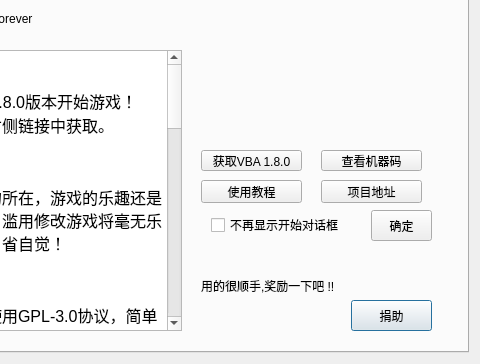
Above: MyMH/widget.ui from tanyiqu/uemerald-memhack before the change; both pictures show x 132 to 612 and y 127 to 491 of the 612 by 491 pixel window. Below: the same form after it.
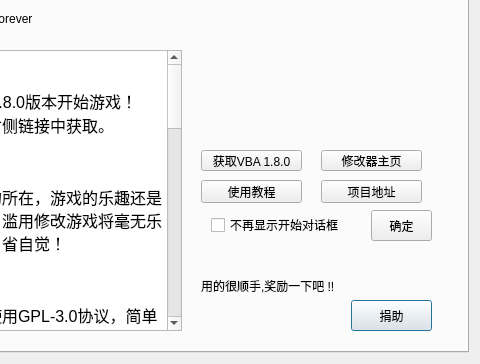
That is the form after the change. Icons and pictures are not drawn.

Commit message: 添加修改器主页

What changed in the file:
```diff
--- a/MyMH/widget.ui
+++ b/MyMH/widget.ui
@@ -5547,7 +5547,7 @@
         </rect>
        </property>
        <property name="text">
-        <string>查看机器码</string>
+        <string>修改器主页</string>
        </property>
       </widget>
       <widget class="QPushButton" name="howToUse">
```
Left out of the diff: 2 changed lines with no effect on the pictures. The commit also changes 3 other files.
